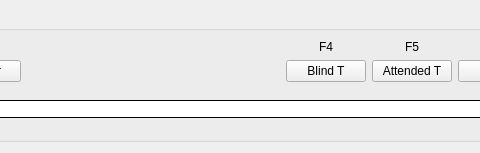
Old version of the form xivoclient/src/xlets/switchboard/current_call.ui in the repository wazo-platform/wazo-client-qt; both pictures show x 82 to 562 and y 0 to 153 of the 729 by 153 pixel window.
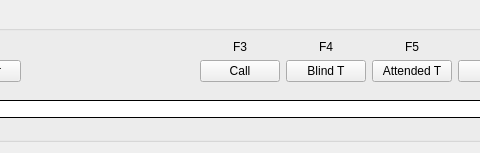
New version of the form.

Commit message: Add the Call button to the current call from of the switchboard xlet

The edit to the form file:
```diff
--- a/xivoclient/src/xlets/switchboard/current_call.ui
+++ b/xivoclient/src/xlets/switchboard/current_call.ui
@@ -117,6 +117,39 @@
           </property>
          </spacer>
         </item>
+        <item>
+         <layout class="QVBoxLayout" name="verticalLayout_8">
+          <item>
+           <widget class="QLabel" name="label_6">
+            <property name="font">
+             <font>
+              <weight>50</weight>
+              <bold>false</bold>
+             </font>
+            </property>
+            <property name="text">
+             <string>F3</string>
+            </property>
+            <property name="alignment">
+             <set>Qt::AlignCenter</set>
+            </property>
+           </widget>
+          </item>
+          <item>
+           <widget class="QPushButton" name="btn_call">
+            <property name="font">
+             <font>
+              <weight>50</weight>
+              <bold>false</bold>
+             </font>
+            </property>
+            <property name="text">
+             <string>Call</string>
+            </property>
+           </widget>
+          </item>
+         </layout>
+        </item>
         <item>
          <layout class="QVBoxLayout" name="verticalLayout_7">
           <item>
```
